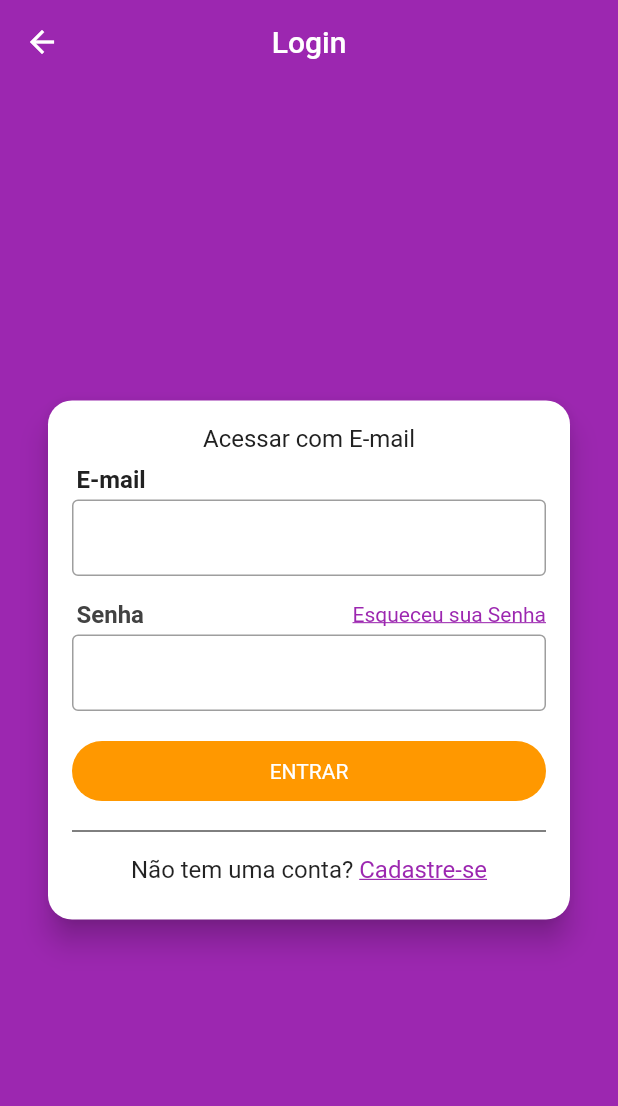
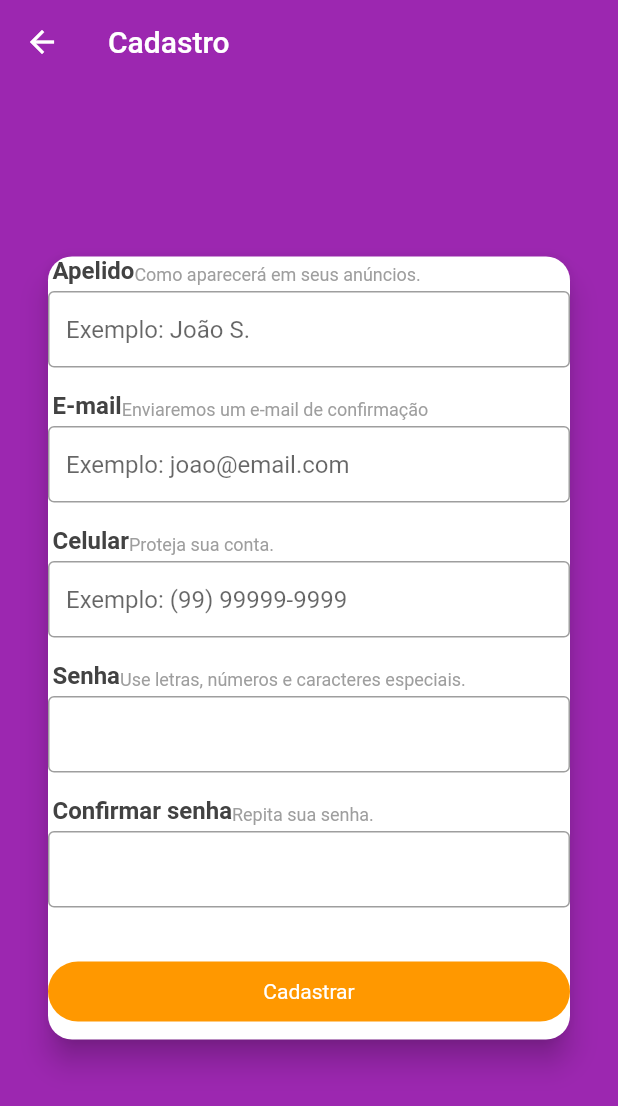
Before and after one commit to EricksonDutra/xlomobx, a Flutter app: the LoginScreen screen opened directly, after a tap on "Cadastre-se", on a phone screen of 412 x 824 dp. Shown: the top 1106 px of the screen. Run offline on Flutter 3.47's test engine with Material 2 defaults, Android fonts, the phone set to English and light mode, and no system bars; our stand-ins replace get_it, mobx, parse_server_sdk_flutter; generated files the repository leaves out were written again.

Commit message:
construction loginPage

```diff
--- a/lib/screens/login_screen.dart
+++ b/lib/screens/login_screen.dart
@@ -1,4 +1,5 @@
 import 'package:flutter/material.dart';
+import 'package:xlomobx/screens/signup_screen.dart';
 
 class LoginScreen extends StatelessWidget {
   const LoginScreen({super.key});
@@ -121,8 +122,8 @@ class LoginScreen extends StatelessWidget {
                               ),
                             ),
                             onTap: () {
-                              // Navigator.of(context).push(MaterialPageRoute(
-                              // builder: (_) => SingUpScreen()));
+                              Navigator.of(context).push(MaterialPageRoute(
+                                  builder: (_) => const SignUpScreen()));
                             },
                           )
                         ],
--- /dev/null
+++ b/lib/screens/signup_screen.dart
@@ -0,0 +1,113 @@
+import 'package:flutter/material.dart';
+import 'package:xlomobx/widgets/field_title.dart';
+
+class SignUpScreen extends StatelessWidget {
+  const SignUpScreen({super.key});
+
+  @override
+  Widget build(BuildContext context) {
+    return Scaffold(
+      appBar: AppBar(
+        title: const Text('Cadastro'),
+      ),
+      body: Container(
+        alignment: Alignment.center,
+        child: SingleChildScrollView(
+          child: Padding(
+            padding: const EdgeInsets.only(bottom: 16),
+            child: Card(
+              margin: const EdgeInsets.symmetric(horizontal: 32),
+              shape: RoundedRectangleBorder(
+                borderRadius: BorderRadius.circular(16),
+              ),
+              elevation: 8,
+              child: Column(
+                crossAxisAlignment: CrossAxisAlignment.stretch,
+                mainAxisSize: MainAxisSize.min,
+                children: [
+                  const FieldTitle(
+                    title: 'Apelido',
+                    subtitle: 'Como aparecerá em seus anúncios.',
+                  ),
+                  const TextField(
+                    decoration: InputDecoration(
+                        border: OutlineInputBorder(),
+                        hintText: 'Exemplo: João S.',
+                        isDense: true),
+                  ),
+                  const SizedBox(height: 16),
+                  const FieldTitle(
+                    title: 'E-mail',
+                    subtitle: 'Enviaremos um e-mail de confirmação',
+                  ),
+                  const TextField(
+                    decoration: InputDecoration(
+                        border: OutlineInputBorder(),
+                        hintText: 'Exemplo: joao@email.com',
+                        isDense: true),
+                    keyboardType: TextInputType.emailAddress,
+                    autocorrect: false,
+                  ),
+                  const SizedBox(height: 16),
+                  const FieldTitle(
+                    title: 'Celular',
+                    subtitle: 'Proteja sua conta.',
+                  ),
+                  const TextField(
+                    decoration: InputDecoration(
+                      border: OutlineInputBorder(),
+                      hintText: 'Exemplo: (99) 99999-9999',
+                      isDense: true,
+                    ),
+                    keyboardType: TextInputType.phone,
+                  ),
+                  const SizedBox(height: 16),
+                  const FieldTitle(
+                    title: 'Senha',
+                    subtitle: 'Use letras, números e caracteres especiais.',
+                  ),
+                  const TextField(
+                    decoration: InputDecoration(
+                      border: OutlineInputBorder(),
+                      isDense: true,
+                    ),
+                    obscureText: true,
+                  ),
+                  const SizedBox(height: 16),
+                  const FieldTitle(
+                    title: 'Confirmar senha',
+                    subtitle: 'Repita sua senha.',
+                  ),
+                  const TextField(
+                    decoration: InputDecoration(
+                      border: OutlineInputBorder(),
+                      isDense: true,
+                    ),
+                    obscureText: true,
+                  ),
+                  const SizedBox(height: 16),
+                  Container(
+                    height: 40,
+                    margin: const EdgeInsets.only(top: 20, bottom: 12),
+                    child: ElevatedButton(
+                      style: ElevatedButton.styleFrom(
+                        backgroundColor: Colors.orange,
+                        textStyle: const TextStyle(color: Colors.white),
+                        elevation: 0,
+                        shape: RoundedRectangleBorder(
+                          borderRadius: BorderRadius.circular(20),
+                        ),
+                      ),
+                      child: const Text('Cadastrar'),
+                      onPressed: () {},
+                    ),
+                  ),
+                ],
+              ),
+            ),
+          ),
+        ),
+      ),
+    );
+  }
+}
--- /dev/null
+++ b/lib/widgets/field_title.dart
@@ -0,0 +1,34 @@
+import 'package:flutter/material.dart';
+
+class FieldTitle extends StatelessWidget {
+  const FieldTitle({super.key, required this.title, required this.subtitle});
+  final String title;
+  final String subtitle;
+
+  @override
+  Widget build(BuildContext context) {
+    return Padding(
+      padding: const EdgeInsets.only(left: 3, bottom: 4),
+      child: Wrap(
+        crossAxisAlignment: WrapCrossAlignment.end,
+        children: [
+          Text(
+            title,
+            style: TextStyle(
+              color: Colors.grey[800],
+              fontSize: 16,
+              fontWeight: FontWeight.w700,
+            ),
+          ),
+          Text(
+            subtitle,
+            style: const TextStyle(
+              color: Colors.grey,
+              fontSize: 12,
+            ),
+          )
+        ],
+      ),
+    );
+  }
+}
--- a/pubspec.yaml
+++ b/pubspec.yaml
@@ -39,6 +39,7 @@ dependencies:
   mobx: ^2.1.4
   flutter_mobx: ^2.0.6+5
   get_it: ^7.2.0
+  brasil_fields: ^1.10.0
 
 dev_dependencies:
   flutter_test:
```
Also changed, not shown: pubspec.lock.
